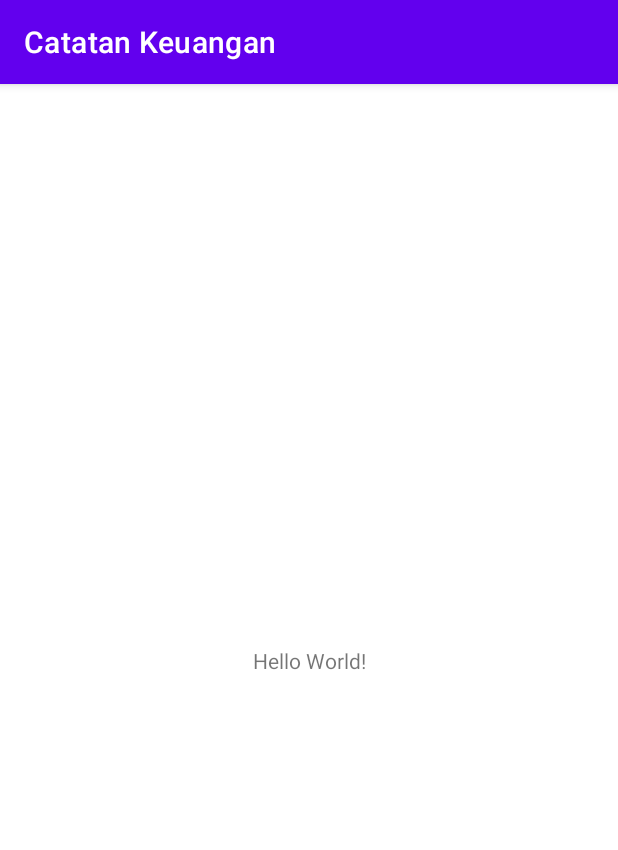
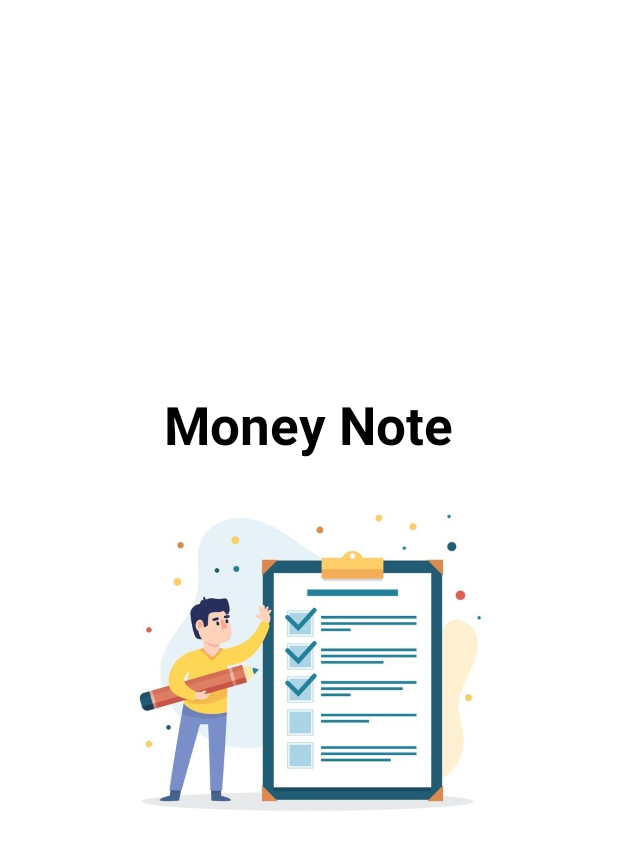
Before and after one commit to yulimaurya22/Catatan_Keuangan, an Android app: the first screen one second after launch (MainActivity), on a phone screen of 412 x 824 dp. Shown: the top 850 px of the screen. Run offline under Robolectric (Android 15) with nearby library versions, the phone set to English and light mode, and no system bars.

Commit message:
layout dan splash screen

```diff
--- a/app/src/main/java/com/yulia/catatankeuangan/MainActivity.java
+++ b/app/src/main/java/com/yulia/catatankeuangan/MainActivity.java
@@ -2,13 +2,33 @@ package com.yulia.catatankeuangan;
 
 import androidx.appcompat.app.AppCompatActivity;
 
+import android.content.Intent;
 import android.os.Bundle;
+import android.os.Handler;
+import android.view.Window;
+import android.view.WindowManager;
 
 public class MainActivity extends AppCompatActivity {
 
     @Override
     protected void onCreate(Bundle savedInstanceState) {
         super.onCreate(savedInstanceState);
+        requestWindowFeature(Window.FEATURE_NO_TITLE);
+        this.getWindow().setFlags(WindowManager.LayoutParams.FLAG_FULLSCREEN, WindowManager.LayoutParams.FLAG_FULLSCREEN);
+        getSupportActionBar().hide();
         setContentView(R.layout.activity_main);
+
+
+        int SPLASH_TIME=2000;
+
+        new Handler().postDelayed(new Runnable() {
+            @Override
+            public void run() {
+                Intent intent = new Intent(MainActivity.this,catatan.class);
+                MainActivity.this.startActivity(intent);
+                MainActivity.this.finish();
+            }
+        }, SPLASH_TIME);
     }
+
 }
--- a/app/src/main/res/layout/activity_main.xml
+++ b/app/src/main/res/layout/activity_main.xml
@@ -1,18 +1,28 @@
 <?xml version="1.0" encoding="utf-8"?>
-<androidx.constraintlayout.widget.ConstraintLayout xmlns:android="http://schemas.android.com/apk/res/android"
+<LinearLayout xmlns:android="http://schemas.android.com/apk/res/android"
     xmlns:app="http://schemas.android.com/apk/res-auto"
     xmlns:tools="http://schemas.android.com/tools"
     android:layout_width="match_parent"
     android:layout_height="match_parent"
+    android:orientation="vertical"
+    android:padding="20dp"
+    android:gravity="center"
     tools:context=".MainActivity">
 
     <TextView
         android:layout_width="wrap_content"
         android:layout_height="wrap_content"
-        android:text="Hello World!"
-        app:layout_constraintBottom_toBottomOf="parent"
-        app:layout_constraintEnd_toEndOf="parent"
-        app:layout_constraintStart_toStartOf="parent"
-        app:layout_constraintTop_toTopOf="parent" />
+        android:layout_marginTop="2dp"
+        android:text="Money Note"
+        android:textColor="@color/black"
+        android:textSize="35dp"
+        android:textStyle="bold" />
 
-</androidx.constraintlayout.widget.ConstraintLayout>
+    <ImageView
+        android:id="@+id/nu"
+        android:layout_width="248dp"
+        android:layout_height="260dp"
+        android:src="@drawable/splash" />
+
+
+</LinearLayout>
```
Also changed, not shown: app/src/main/AndroidManifest.xml (+7 -0 lines), app/src/main/java/com/yulia/catatankeuangan/catatan.java (added, +14 -0 lines), app/src/main/res/layout/activity_catatan.xml (added, +9 -0 lines), app/src/main/res/drawable/splash.jpg (added).
